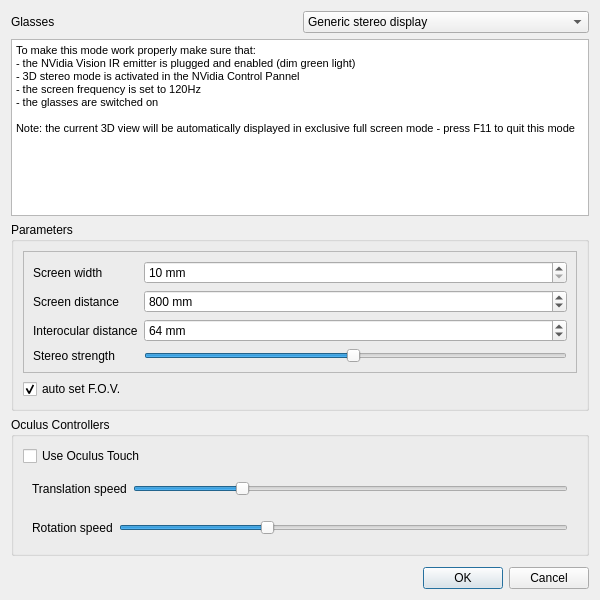
Old version of the form common/ui_templates/stereoModeDlg.ui in the repository hvs-ait/CloudCompare.
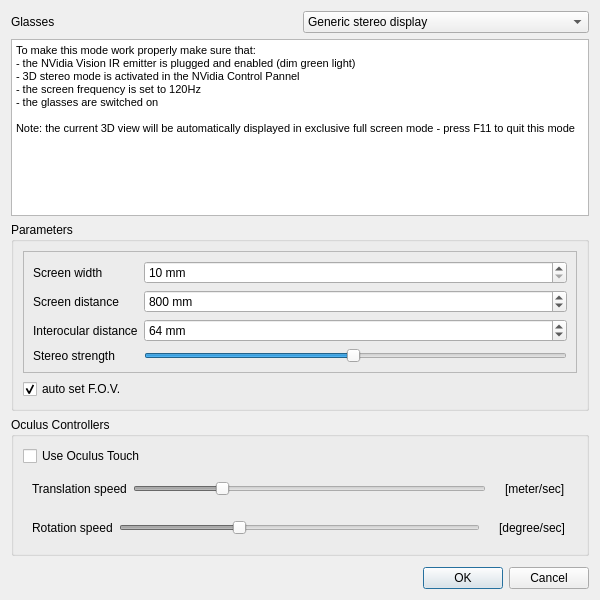
New version of the form. Icons and pictures are not drawn.

Commit message: Added labels to ccStereoModeDlg to show rotation and translation speed

The edit to the form file:
```diff
--- a/common/ui_templates/stereoModeDlg.ui
+++ b/common/ui_templates/stereoModeDlg.ui
@@ -275,6 +275,9 @@
          </item>
          <item>
           <widget class="QSlider" name="translationSpeedSlider">
+           <property name="enabled">
+            <bool>false</bool>
+           </property>
            <property name="minimum">
             <number>1</number>
            </property>
@@ -289,6 +292,25 @@
            </property>
           </widget>
          </item>
+         <item>
+          <widget class="QLabel" name="translationSpeedLabel">
+           <property name="font">
+            <font>
+             <weight>50</weight>
+             <bold>false</bold>
+            </font>
+           </property>
+           <property name="styleSheet">
+            <string notr="true">margin-left:10px</string>
+           </property>
+           <property name="text">
+            <string>[meter/sec]</string>
+           </property>
+           <property name="margin">
+            <number>0</number>
+           </property>
+          </widget>
+         </item>
         </layout>
        </widget>
       </item>
@@ -304,6 +326,9 @@
          </item>
          <item>
           <widget class="QSlider" name="rotationSpeedSlider">
+           <property name="enabled">
+            <bool>false</bool>
+           </property>
            <property name="minimum">
             <number>1</number>
            </property>
@@ -318,6 +343,22 @@
            </property>
           </widget>
          </item>
+         <item>
+          <widget class="QLabel" name="rotationSpeedLabel">
+           <property name="font">
+            <font>
+             <weight>50</weight>
+             <bold>false</bold>
+            </font>
+           </property>
+           <property name="styleSheet">
+            <string notr="true">margin-left:10px</string>
+           </property>
+           <property name="text">
+            <string>[degree/sec]</string>
+           </property>
+          </widget>
+         </item>
         </layout>
        </widget>
       </item>
```
The commit also changes 2 other files.
